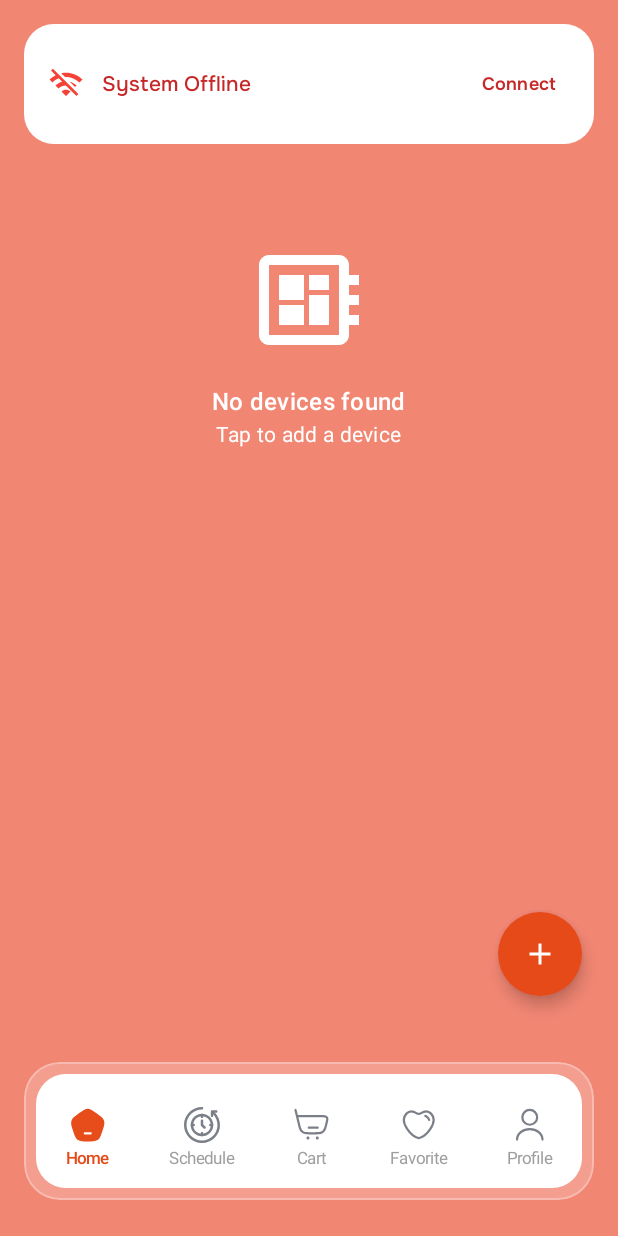
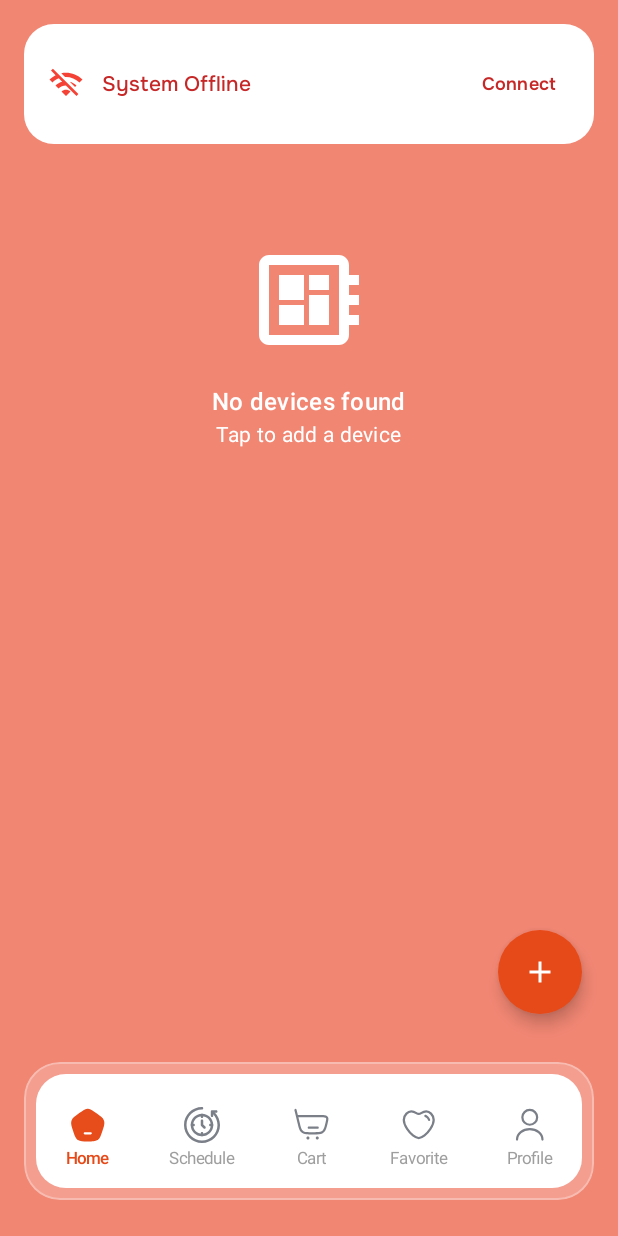
Before and after one commit to Sumit-Dev-07/Home-Automation-Demo, an Android app built with Jetpack Compose: the screen it shows after launch (MainActivity), on a phone screen of 412 x 824 dp. Run offline under Robolectric (Android 15) with nearby library versions, the light colour scheme and no system bars; our stand-ins replace Dagger/Hilt's generated code; libraries missing offline, so code that uses them is left out: androidx.hilt.lifecycle, com.commandiron.compose_loading; 1 statement that could not run was skipped.

Commit message:
ui: resolve bottom navigation overlap and refine HomeTab layout

```diff
--- a/app/src/main/java/com/app/iot/ui/features/home/tab/HomeTab.kt
+++ b/app/src/main/java/com/app/iot/ui/features/home/tab/HomeTab.kt
@@ -157,7 +157,7 @@ fun HomeTab(
         Column(
             modifier = Modifier
                 .fillMaxSize()
-                .padding(modifier)
+                .padding(top = modifier.calculateTopPadding())
                 .padding(16.dp)
         ) {
             WifiStatusHeader(
@@ -191,7 +191,8 @@ fun HomeTab(
             LazyVerticalGrid(
                 columns = GridCells.Fixed(2),
                 horizontalArrangement = Arrangement.spacedBy(16.dp),
-                verticalArrangement = Arrangement.spacedBy(16.dp)
+                verticalArrangement = Arrangement.spacedBy(16.dp),
+                contentPadding = PaddingValues(bottom = modifier.calculateBottomPadding() + 80.dp)
             ) {
                 if (devices.isEmpty()) {
                     item(span = { GridItemSpan(2) }) {
@@ -246,14 +247,19 @@ fun HomeTab(
             shape = CircleShape,
             modifier = Modifier
                 .align(Alignment.BottomEnd)
-                .padding(top = 24.dp, end = 24.dp, start = 24.dp, bottom = 160.dp)
+                .padding(
+                    bottom = modifier.calculateBottomPadding() + 32.dp,
+                    end = 24.dp
+                )
         ) {
             Icon(Icons.Default.Add, contentDescription = "Add Device")
         }
 
         SnackbarHost(
             hostState = snackbarHostState,
-            modifier = Modifier.align(Alignment.BottomCenter)
+            modifier = Modifier
+                .align(Alignment.BottomCenter)
+                .padding(bottom = modifier.calculateBottomPadding() + 16.dp)
         )
 
         LaunchedEffect(ledState) {
```
